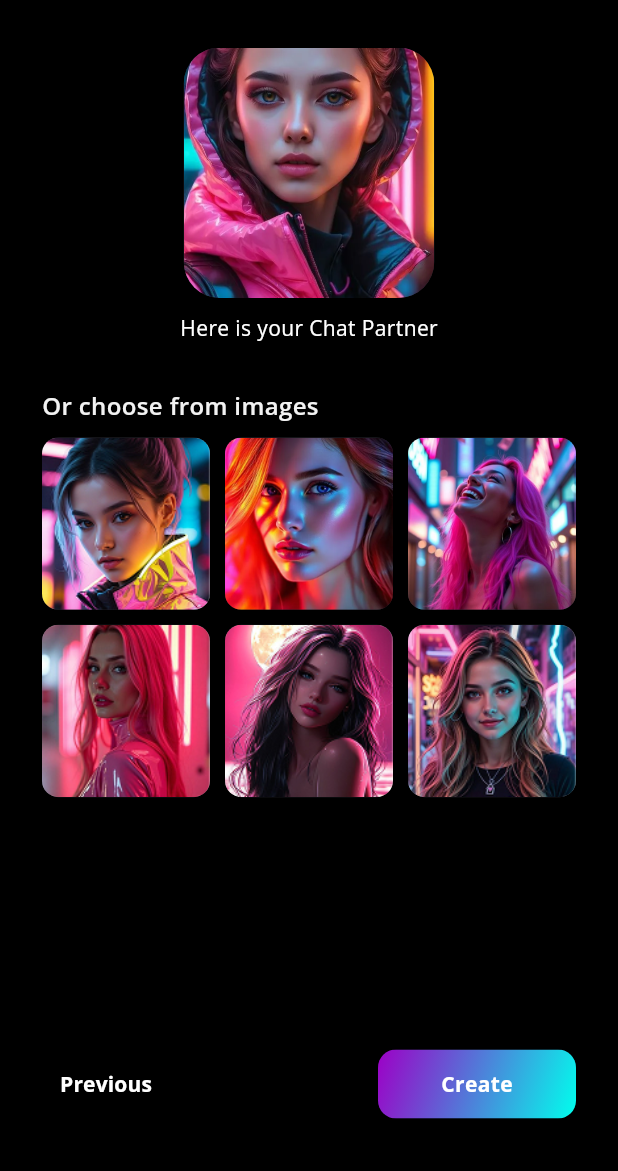
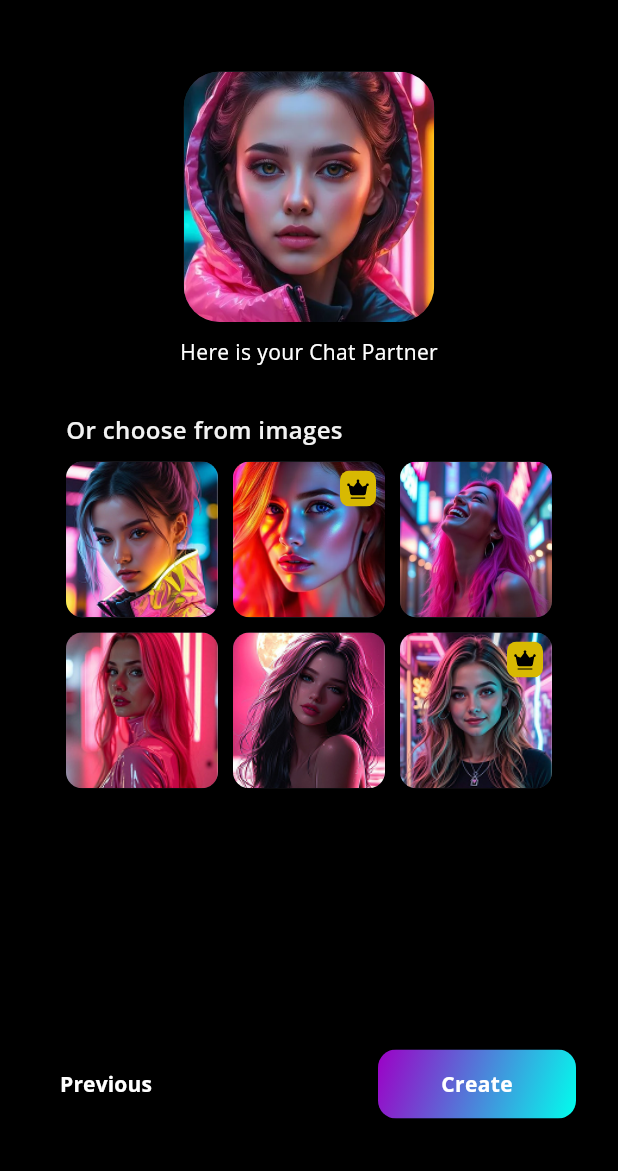
Before and after one commit to harshkapoor99/android, a Flutter app: the CreateTab screen opened directly, swiped to page 5, on a phone screen of 412 x 824 dp, the part 65-1236 px from its top. Run offline on Flutter 3.47's test engine with Material 3 defaults, Android fonts, the phone set to English and light mode, and no system bars; our stand-ins replace cached_network_image, flutter_screenutil, flutter_svg, google_fonts, page_transition, pinput; project files that could hold a hidden picture were left out.

```diff
--- a/lib/screens/tabs/Step4Widget.dart
+++ b/lib/screens/tabs/Step4Widget.dart
@@ -1,4 +1,5 @@
 import 'package:flutter/material.dart';
+import 'package:flutter_svg/flutter_svg.dart';
 
 class Step4Widget extends StatefulWidget {
   const Step4Widget({super.key});
@@ -8,9 +9,19 @@ class Step4Widget extends StatefulWidget {
 }
 
 class _Step4WidgetState extends State<Step4Widget> {
+  final List<String> imagePaths = [
+    'assets/images/model/mod_img11.jpg',
+    'assets/images/onboarding/ob_img7.webp',
+    'assets/images/model/mod_img1.jpeg',
+    'assets/images/model/mod_img12.jpg',
+    'assets/images/model/mod_img13.jpg',
+    'assets/images/model/mod_img14.jpg',
+  ];
+
   @override
   Widget build(BuildContext context) {
     return SingleChildScrollView(
+      padding: const EdgeInsets.all(16), // Optional padding
       child: Column(
         crossAxisAlignment: CrossAxisAlignment.start,
         children: [
@@ -30,10 +41,10 @@ class _Step4WidgetState extends State<Step4Widget> {
                     child: Image.asset(
                       'assets/images/onboarding/ob_img6.webp',
                       fit: BoxFit.cover,
+                      alignment: const Alignment(0, -0.5), // move image slightly up
                       errorBuilder: (context, error, stackTrace) {
                         print('Error loading image: $error');
-                        // Fallback to placeholder when image fails to load
-                        return Center(
+                        return const Center(
                           child: Icon(
                             Icons.image_not_supported,
                             size: 83.25,
@@ -44,9 +55,8 @@ class _Step4WidgetState extends State<Step4Widget> {
                     ),
                   ),
                 ),
-
                 const SizedBox(height: 10),
-                Text(
+                const Text(
                   'Here is your Chat Partner',
                   style: TextStyle(
                     fontSize: 14,
@@ -57,10 +67,8 @@ class _Step4WidgetState extends State<Step4Widget> {
               ],
             ),
           ),
-
           const SizedBox(height: 30),
-
-          Text(
+          const Text(
             'Or choose from images',
             style: TextStyle(
               fontSize: 16,
@@ -70,51 +78,49 @@ class _Step4WidgetState extends State<Step4Widget> {
           ),
           const SizedBox(height: 10),
 
-          // Image option selector for choosing from images
-          // 3×2 grid layout with 6 image boxes
-          Column(
-            children: [
+          // 3×2 grid layout with premium tag on 2nd and 6th
           GridView.count(
             crossAxisCount: 3,
             shrinkWrap: true,
-                physics: NeverScrollableScrollPhysics(),
+            physics: const NeverScrollableScrollPhysics(),
             mainAxisSpacing: 10,
             crossAxisSpacing: 10,
             childAspectRatio: 127.72 / 131,
-                children:
-                [
-                  'assets/images/model/mod_img11.jpg',
-                  'assets/images/onboarding/ob_img7.webp',
-                  'assets/images/model/mod_img1.jpeg',
-                  'assets/images/model/mod_img12.jpg',
-                  'assets/images/model/mod_img13.jpg',
-                  'assets/images/model/mod_img14.jpg',
-                ]
-                    .map(
-                      (imagePath) => Material(
+            children: List.generate(imagePaths.length, (index) {
+              final isPremium = index == 1 || index == 5; // 2nd and 6th
+              return Stack(
+                children: [
+                  Material(
                     borderRadius: BorderRadius.circular(10.92),
-                    clipBehavior:
-                    Clip.antiAlias, // Ensures ripple clips inside rounded corners
+                    clipBehavior: Clip.antiAlias,
                     color: const Color(0xFF272730),
                     child: Ink.image(
-                      image: AssetImage(imagePath),
+                      image: AssetImage(imagePaths[index]),
                       fit: BoxFit.cover,
                       width: 127.72,
                       height: 131,
                       child: InkWell(
                         onTap: () {
-                          debugPrint("Tapped on $imagePath");
-                          // Your action here
+                          debugPrint("Tapped on ${imagePaths[index]}");
                         },
                         splashColor: Colors.white24,
                         highlightColor: Colors.transparent,
                       ),
                     ),
                   ),
-                )
-                    .toList(),
+                  if (isPremium)
+                    Positioned(
+                      top: 6,
+                      right: 6,
+                      child: SvgPicture.asset(
+                        'assets/svgs/premium.svg',
+                        width: 24,
+                        height: 24,
+                      ),
                     ),
                 ],
+              );
+            }),
           ),
         ],
       ),
```
Also changed, not shown: assets/svgs/premium.svg (added). Lines whose indentation alone changed are shown as unchanged.
